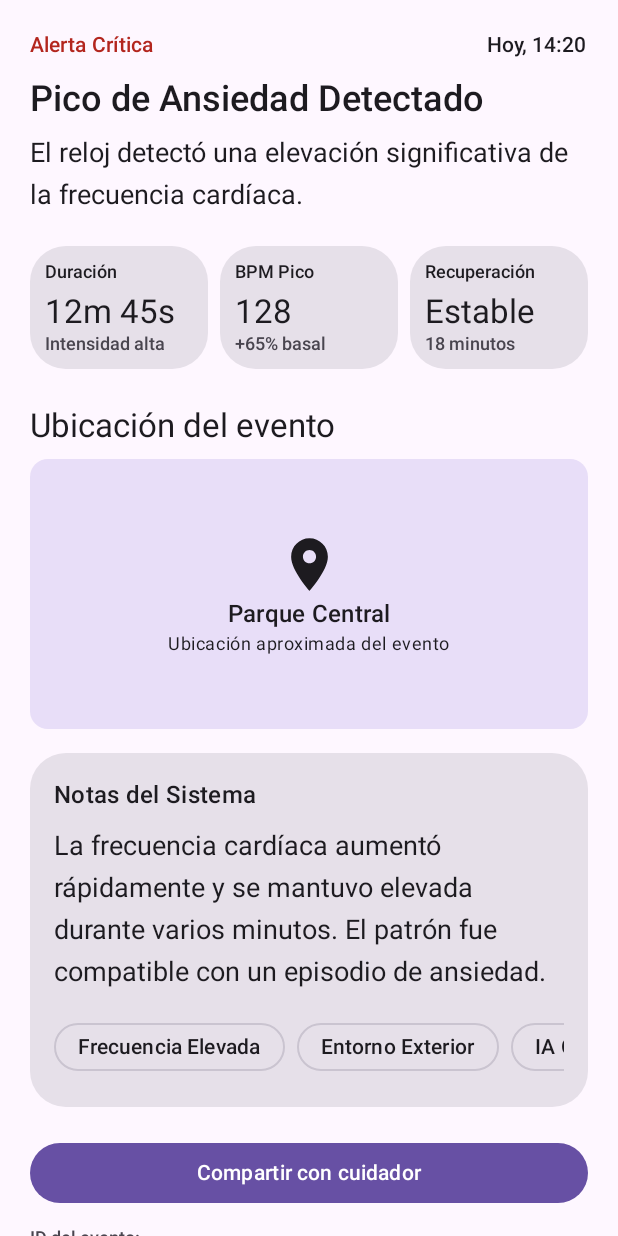
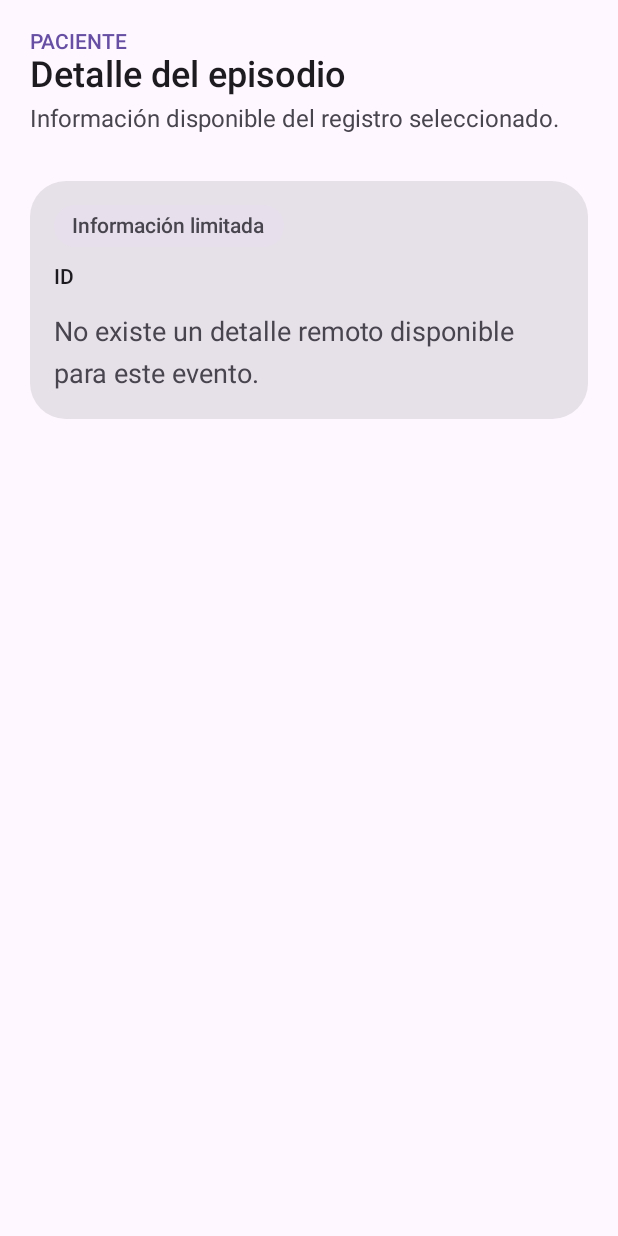
Before and after one commit to anxietywatch-org/anxietywatch-mobile, an Android app built with Jetpack Compose: the composable EventDetailScreen called with empty values, on a phone screen of 412 x 824 dp. Run offline under Robolectric (Android 15) with nearby library versions, the light colour scheme and no system bars; network calls fail; Roboto replaces fonts that are not available here.

Commit message:
feat(mobile): complete patient frontend experience

```diff
--- a/app/src/main/java/com/anxietywatch/mobile/ui/events/EventDetailScreen.kt
+++ b/app/src/main/java/com/anxietywatch/mobile/ui/events/EventDetailScreen.kt
@@ -5,99 +5,102 @@ import androidx.compose.foundation.layout.Arrangement
 import androidx.compose.foundation.layout.Box
 import androidx.compose.foundation.layout.Column
 import androidx.compose.foundation.layout.Row
-import androidx.compose.foundation.layout.Spacer
 import androidx.compose.foundation.layout.fillMaxSize
 import androidx.compose.foundation.layout.fillMaxWidth
 import androidx.compose.foundation.layout.height
 import androidx.compose.foundation.layout.padding
-import androidx.compose.foundation.layout.size
 import androidx.compose.foundation.rememberScrollState
-import androidx.compose.foundation.horizontalScroll
 import androidx.compose.foundation.shape.RoundedCornerShape
 import androidx.compose.foundation.verticalScroll
 import androidx.compose.material.icons.Icons
 import androidx.compose.material.icons.filled.LocationOn
-import androidx.compose.material3.AssistChip
-import androidx.compose.material3.Button
 import androidx.compose.material3.Card
-import androidx.compose.material3.Icon
 import androidx.compose.material3.MaterialTheme
 import androidx.compose.material3.Text
+import androidx.compose.material3.TextButton
 import androidx.compose.runtime.Composable
-import androidx.compose.ui.Alignment
 import androidx.compose.ui.Modifier
 import androidx.compose.ui.unit.dp
+import com.anxietywatch.mobile.data.remote.EpisodeDto
+import com.anxietywatch.mobile.ui.common.SectionHeader
+import com.anxietywatch.mobile.ui.common.StatusBadge
+import com.anxietywatch.mobile.ui.common.StatusTone
 
 @Composable
-fun EventDetailScreen(eventId: String, onShare: () -> Unit = {}) {
-    Column(modifier = Modifier.fillMaxSize().verticalScroll(rememberScrollState()).padding(20.dp)) {
-        Row(modifier = Modifier.fillMaxWidth(), horizontalArrangement = Arrangement.SpaceBetween, verticalAlignment = Alignment.CenterVertically) {
-            Text("Alerta Crítica", color = MaterialTheme.colorScheme.error, style = MaterialTheme.typography.labelLarge)
-            Text("Hoy, 14:20", style = MaterialTheme.typography.labelMedium)
+fun EventDetailScreen(
+    eventId: String,
+    episode: EpisodeDto? = null,
+    onBack: (() -> Unit)? = null,
+) {
+    Column(
+        modifier = Modifier.fillMaxSize().verticalScroll(rememberScrollState()).padding(20.dp),
+        verticalArrangement = Arrangement.spacedBy(16.dp),
+    ) {
+        onBack?.let {
+            TextButton(onClick = it) { Text("Volver al historial") }
         }
-        Text("Pico de Ansiedad Detectado", style = MaterialTheme.typography.headlineLarge, modifier = Modifier.padding(top = 12.dp))
-        Text("El reloj detectó una elevación significativa de la frecuencia cardíaca.", modifier = Modifier.padding(top = 8.dp))
-        Row(modifier = Modifier.fillMaxWidth().padding(top = 20.dp), horizontalArrangement = Arrangement.spacedBy(8.dp)) {
-            MetricCard("Duración", "12m 45s", "Intensidad alta", Modifier.weight(1f))
-            MetricCard("BPM Pico", "128", "+65% basal", Modifier.weight(1f))
-            MetricCard("Recuperación", "Estable", "18 minutos", Modifier.weight(1f))
-        }
-        Text("Ubicación del evento", style = MaterialTheme.typography.titleLarge, modifier = Modifier.padding(top = 24.dp, bottom = 8.dp))
-        LocationPlaceholderCard()
-        Card(modifier = Modifier.fillMaxWidth().padding(top = 16.dp)) {
-            Column(modifier = Modifier.padding(16.dp)) {
-                Text("Notas del Sistema", style = MaterialTheme.typography.titleMedium)
-                Text(
-                    "La frecuencia cardíaca aumentó rápidamente y se mantuvo elevada durante varios minutos. El patrón fue compatible con un episodio de ansiedad.",
-                    modifier = Modifier.padding(top = 8.dp),
+        SectionHeader(
+            eyebrow = "PACIENTE",
+            title = "Detalle del episodio",
+            description = "Información disponible del registro seleccionado.",
+        )
+        Card(modifier = Modifier.fillMaxWidth()) {
+            Column(modifier = Modifier.padding(16.dp), verticalArrangement = Arrangement.spacedBy(12.dp)) {
+                StatusBadge(
+                    label = episode?.let { "Intensidad ${it.intensity}/100" } ?: "Información limitada",
+                    tone = episode?.let { if (it.intensity >= 70) StatusTone.Warning else StatusTone.Neutral }
+                        ?: StatusTone.Neutral,
                 )
-                Row(
-                    horizontalArrangement = Arrangement.spacedBy(8.dp),
-                    modifier = Modifier.padding(top = 12.dp).horizontalScroll(rememberScrollState()),
-                ) {
-                    AssistChip(onClick = {}, label = { Text("Frecuencia Elevada") })
-                    AssistChip(onClick = {}, label = { Text("Entorno Exterior") })
-                    AssistChip(onClick = {}, label = { Text("IA Confirmado") })
+                DetailRow("ID", eventId)
+                if (episode == null) {
+                    Text(
+                        "No existe un detalle remoto disponible para este evento.",
+                        color = MaterialTheme.colorScheme.onSurfaceVariant,
+                    )
+                } else {
+                    DetailRow("Fecha", episode.date)
+                    DetailRow("Intensidad", "${episode.intensity}/100")
+                    DetailRow(
+                        "Síntomas",
+                        episode.symptoms.takeIf { it.isNotEmpty() }?.joinToString(", ")
+                            ?: "Información no disponible",
+                    )
+                    DetailRow("Notas", episode.notes ?: "Información no disponible")
                 }
             }
         }
-        Button(onClick = onShare, modifier = Modifier.fillMaxWidth().padding(top = 20.dp)) {
-            Text("Compartir con cuidador")
-        }
+    }
+}
+
+@Composable
+private fun DetailRow(label: String, value: String) {
+    Row(modifier = Modifier.fillMaxWidth(), horizontalArrangement = Arrangement.SpaceBetween) {
+        Text(label, style = MaterialTheme.typography.labelMedium)
         Text(
-            "ID del evento: $eventId",
-            style = MaterialTheme.typography.labelSmall,
+            value,
             color = MaterialTheme.colorScheme.onSurfaceVariant,
-            modifier = Modifier.padding(top = 12.dp),
+            style = MaterialTheme.typography.bodyMedium,
+            modifier = Modifier.padding(start = 16.dp),
         )
     }
 }
 
 @Composable
-private fun MetricCard(title: String, value: String, detail: String, modifier: Modifier) {
-    Card(modifier = modifier) {
-        Column(modifier = Modifier.padding(10.dp)) {
-            Text(title, style = MaterialTheme.typography.labelSmall)
-            Text(value, style = MaterialTheme.typography.titleLarge, modifier = Modifier.padding(top = 6.dp))
-            Text(detail, style = MaterialTheme.typography.labelSmall, color = MaterialTheme.colorScheme.onSurfaceVariant)
-        }
-    }
-}
-
-@Composable
 fun LocationPlaceholderCard() {
-    // TODO: integrar mapa cuando se confirme el proveedor y el contrato de ubicación del evento.
     Box(
         modifier = Modifier.fillMaxWidth().height(180.dp).background(
             MaterialTheme.colorScheme.secondaryContainer,
             RoundedCornerShape(12.dp),
         ),
-        contentAlignment = Alignment.Center,
     ) {
-        Column(horizontalAlignment = Alignment.CenterHorizontally) {
-            Icon(Icons.Default.LocationOn, contentDescription = null, modifier = Modifier.size(42.dp))
-            Text("Parque Central", style = MaterialTheme.typography.titleMedium)
-            Text("Ubicación aproximada del evento", style = MaterialTheme.typography.bodySmall)
+        Column(
+            modifier = Modifier.fillMaxSize(),
+            horizontalAlignment = androidx.compose.ui.Alignment.CenterHorizontally,
+            verticalArrangement = Arrangement.Center,
+        ) {
+            androidx.compose.material3.Icon(Icons.Default.LocationOn, contentDescription = null)
+            Text("Ubicación no disponible", style = MaterialTheme.typography.titleMedium)
+            Text("El contrato actual no incluye coordenadas.", style = MaterialTheme.typography.bodySmall)
         }
     }
 }
--- a/app/src/main/java/com/anxietywatch/mobile/ui/watch/ManageWatchScreen.kt
+++ b/app/src/main/java/com/anxietywatch/mobile/ui/watch/ManageWatchScreen.kt
@@ -37,6 +37,7 @@ import androidx.compose.ui.Modifier
 import androidx.compose.ui.unit.dp
 import androidx.hilt.navigation.compose.hiltViewModel
 import com.anxietywatch.mobile.ui.common.ConnectivityCard
+import com.anxietywatch.mobile.ui.common.ConnectivityStatus
 import com.anxietywatch.mobile.ui.common.SectionHeader
 
 @Composable
@@ -47,7 +48,7 @@ fun ManageWatchScreen(viewModel: ManageWatchViewModel = hiltViewModel()) {
     Column(modifier = Modifier.fillMaxSize().verticalScroll(rememberScrollState()).padding(20.dp)) {
         SectionHeader(eyebrow = "DISPOSITIVO", title = "Gestionar reloj")
         ConnectivityCard(
-            connected = state.connected,
+            status = if (state.connected) ConnectivityStatus.ConnectedRecent else ConnectivityStatus.Disconnected,
             deviceName = state.deviceName,
             lastSync = state.lastSync,
         )
```
Also changed, not shown: app/src/main/java/com/anxietywatch/mobile/ui/common/UiComponents.kt (+15 -5 lines), app/src/main/java/com/anxietywatch/mobile/ui/history/PatientHistoryScreen.kt (+37 -5 lines), app/src/main/java/com/anxietywatch/mobile/ui/history/PatientHistoryViewModel.kt (+30 -2 lines), app/src/main/java/com/anxietywatch/mobile/ui/home/HomePatientScreen.kt (+47 -47 lines), app/src/main/java/com/anxietywatch/mobile/ui/home/HomePatientViewModel.kt (+35 -16 lines), app/src/main/java/com/anxietywatch/mobile/ui/home/PatientUiModels.kt (added, +104 -0 lines), app/src/main/java/com/anxietywatch/mobile/ui/profile/PatientProfileScreen.kt (+22 -0 lines), app/src/main/java/com/anxietywatch/mobile/ui/profile/PatientProfileViewModel.kt (+33 -15 lines), 5 other files.
